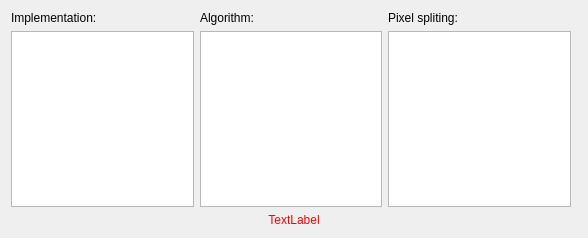
Qt form pyFAI/resources/gui/integration-method.ui (silx-kit/pyFAI) before a commit.
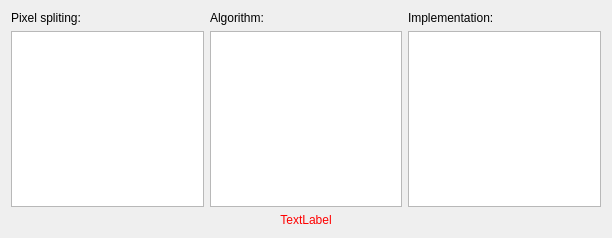
The same form after that commit.

Commit message: Swap selection order to split/algo/impl

```diff
--- a/pyFAI/resources/gui/integration-method.ui
+++ b/pyFAI/resources/gui/integration-method.ui
@@ -6,7 +6,7 @@
    <rect>
     <x>0</x>
     <y>0</y>
-    <width>588</width>
+    <width>612</width>
     <height>238</height>
    </rect>
   </property>
@@ -21,13 +21,6 @@
      </property>
     </widget>
    </item>
-   <item row="0" column="0">
-    <widget class="QLabel" name="label_2">
-     <property name="text">
-      <string>Implementation:</string>
-     </property>
-    </widget>
-   </item>
    <item row="1" column="1">
     <widget class="QListView" name="_algoView">
      <property name="alternatingRowColors">
@@ -35,14 +28,35 @@
      </property>
     </widget>
    </item>
-   <item row="1" column="0">
+   <item row="1" column="2">
     <widget class="QListView" name="_implView">
      <property name="alternatingRowColors">
       <bool>true</bool>
      </property>
     </widget>
    </item>
-   <item row="2" column="0" colspan="4">
+   <item row="0" column="2">
+    <widget class="QLabel" name="label_2">
+     <property name="text">
+      <string>Implementation:</string>
+     </property>
+    </widget>
+   </item>
+   <item row="0" column="0">
+    <widget class="QLabel" name="label_3">
+     <property name="text">
+      <string>Pixel spliting:</string>
+     </property>
+    </widget>
+   </item>
+   <item row="1" column="0">
+    <widget class="QListView" name="_splitView">
+     <property name="alternatingRowColors">
+      <bool>true</bool>
+     </property>
+    </widget>
+   </item>
+   <item row="2" column="0" colspan="3">
     <widget class="QLabel" name="_error">
      <property name="styleSheet">
       <string notr="true">.QLabel { color: red; }</string>
@@ -55,20 +69,6 @@
      </property>
     </widget>
    </item>
-   <item row="1" column="2">
-    <widget class="QListView" name="_splitView">
-     <property name="alternatingRowColors">
-      <bool>true</bool>
-     </property>
-    </widget>
-   </item>
-   <item row="0" column="2">
-    <widget class="QLabel" name="label_3">
-     <property name="text">
-      <string>Pixel spliting:</string>
-     </property>
-    </widget>
-   </item>
   </layout>
  </widget>
  <resources/>
```
